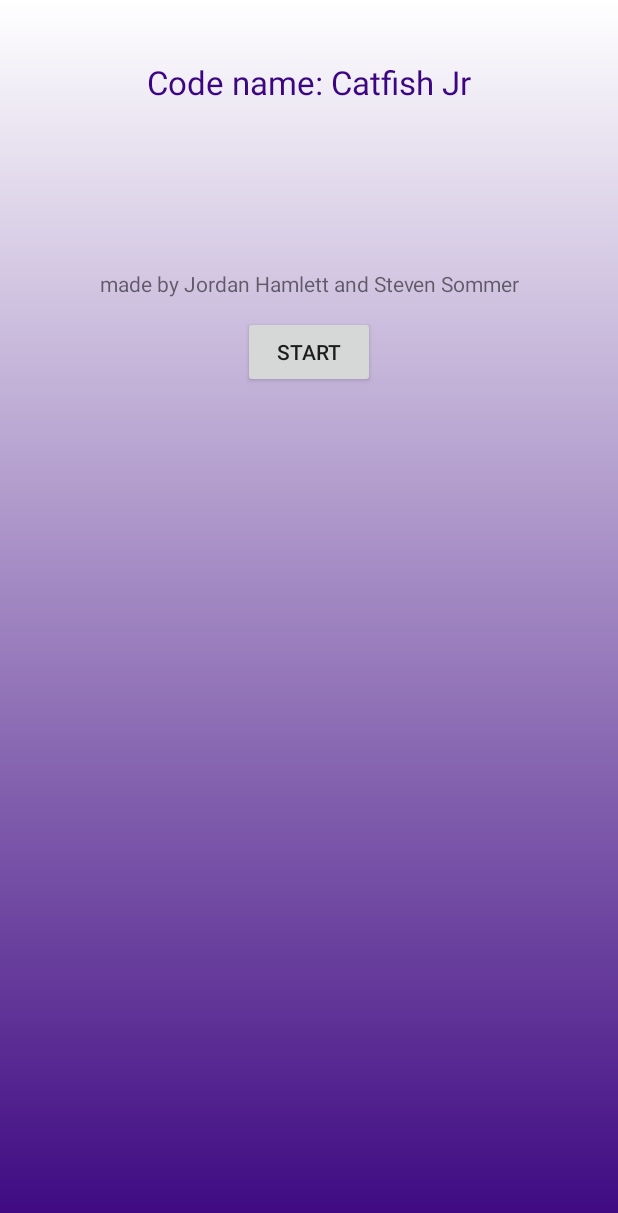
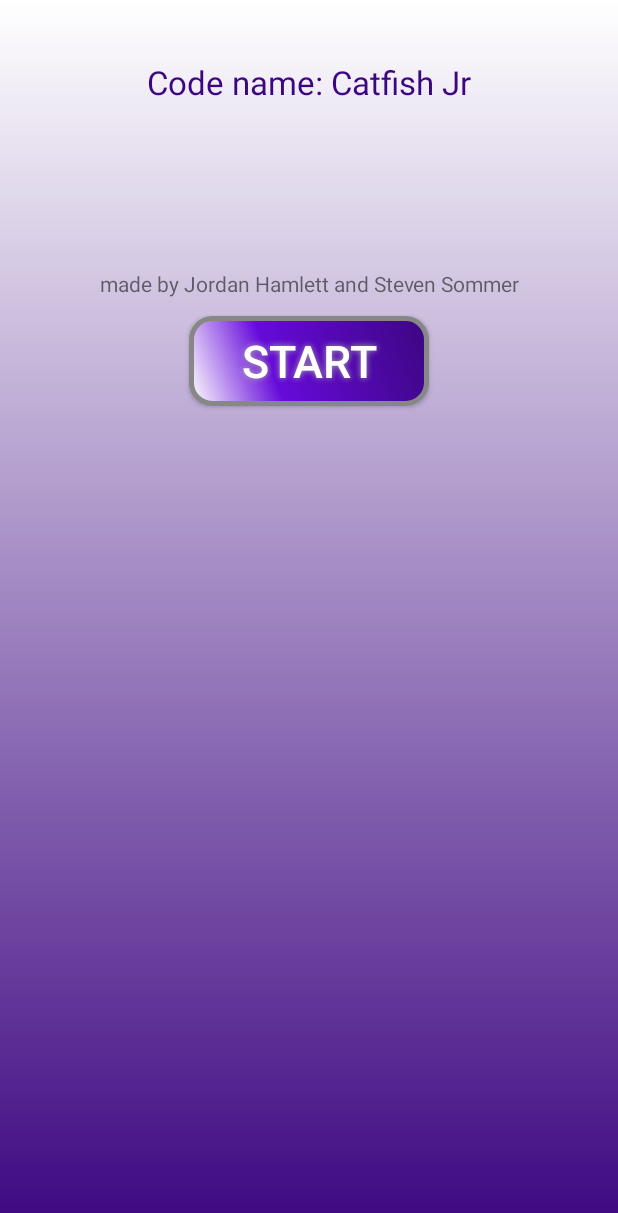
Before and after one commit to LookfuH/TrivaGame, an Android app built with Jetpack Compose: the screen it shows after launch (MainActivity), on a phone screen of 412 x 824 dp. Shown: the top 1213 px of the screen. Run offline under Robolectric (Android 15) with nearby library versions, the phone set to English and light mode, and no system bars.

Commit message:
Start and Retry button Design
Added Design to Start and Retry Button

```diff
--- /dev/null
+++ b/app/src/main/res/drawable/startbuttonshape.xml
@@ -0,0 +1,28 @@
+<?xml version="1.0" encoding="utf-8"?>
+<shape xmlns:android="http://schemas.android.com/apk/res/android" android:shape="rectangle" >
+    <corners
+        android:radius="14dp"
+        />
+    <gradient
+        android:angle="45"
+        android:centerX="35%"
+        android:centerColor="#660ADA"
+        android:startColor="#FFFFFF"
+        android:endColor="#3C0680"
+        android:type="linear"
+        />
+    <padding
+        android:left="0dp"
+        android:top="0dp"
+        android:right="0dp"
+        android:bottom="0dp"
+        />
+    <size
+        android:width="160dp"
+        android:height="60dp"
+        />
+    <stroke
+        android:width="3dp"
+        android:color="#878787"
+        />
+</shape>
--- a/app/src/main/res/layout/startmanu.xml
+++ b/app/src/main/res/layout/startmanu.xml
@@ -5,18 +5,6 @@
     android:layout_width="match_parent"
     android:layout_height="match_parent"
     android:background="@drawable/background">
-
-    <TextView
-        android:id="@+id/Credits"
-        android:layout_width="0dp"
-        android:layout_height="wrap_content"
-        android:layout_marginTop="110dp"
-        android:gravity="center"
-        android:text="made by Jordan Hamlett and Steven Sommer"
-        app:layout_constraintEnd_toEndOf="parent"
-        app:layout_constraintHorizontal_bias="1.0"
-        app:layout_constraintStart_toStartOf="parent"
-        app:layout_constraintTop_toBottomOf="@+id/titlecard" />
 
     <TextView
         android:id="@+id/titlecard"
@@ -34,12 +22,33 @@
 
     <Button
         android:id="@+id/startsession"
-        android:layout_width="wrap_content"
-        android:layout_height="wrap_content"
+
         android:layout_marginTop="12dp"
         android:text="Start"
         android:onClick="loadGame"
         app:layout_constraintEnd_toEndOf="parent"
         app:layout_constraintStart_toStartOf="parent"
-        app:layout_constraintTop_toBottomOf="@+id/Credits" />
+        app:layout_constraintTop_toBottomOf="@+id/Credits"
+        android:textColor="#FFFFFF"
+        android:textSize="30sp"
+
+        android:layout_width="160dp"
+        android:layout_height="60dp"
+        android:background="@drawable/startbuttonshape"
+        android:shadowColor="#A8A8A8"
+        android:shadowDx="0"
+        android:shadowDy="0"
+        android:shadowRadius="5"/>
+
+    <TextView
+        android:id="@+id/Credits"
+        android:layout_width="0dp"
+        android:layout_height="wrap_content"
+        android:layout_marginTop="110dp"
+        android:gravity="center"
+        android:text="made by Jordan Hamlett and Steven Sommer"
+        app:layout_constraintEnd_toEndOf="parent"
+        app:layout_constraintHorizontal_bias="1.0"
+        app:layout_constraintStart_toStartOf="parent"
+        app:layout_constraintTop_toBottomOf="@+id/titlecard" />
 </androidx.constraintlayout.widget.ConstraintLayout>
```
Also changed, not shown: app/src/main/res/drawable/retrybuttonshape.xml (added, +28 -0 lines), app/src/main/res/layout/resultsmenu.xml (+16 -7 lines).
